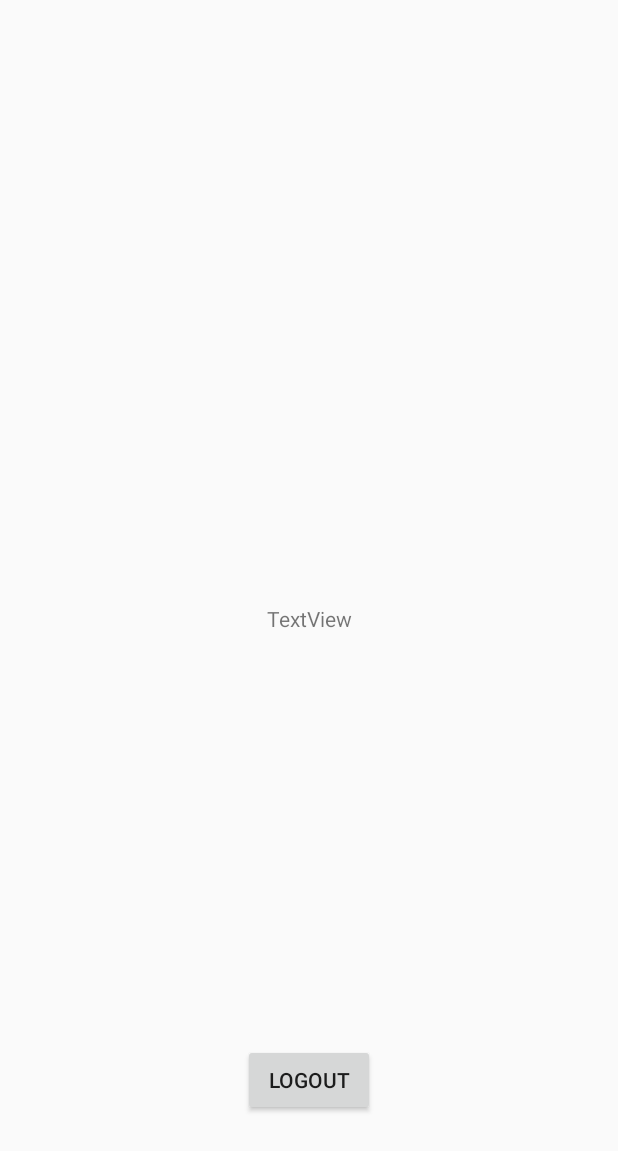
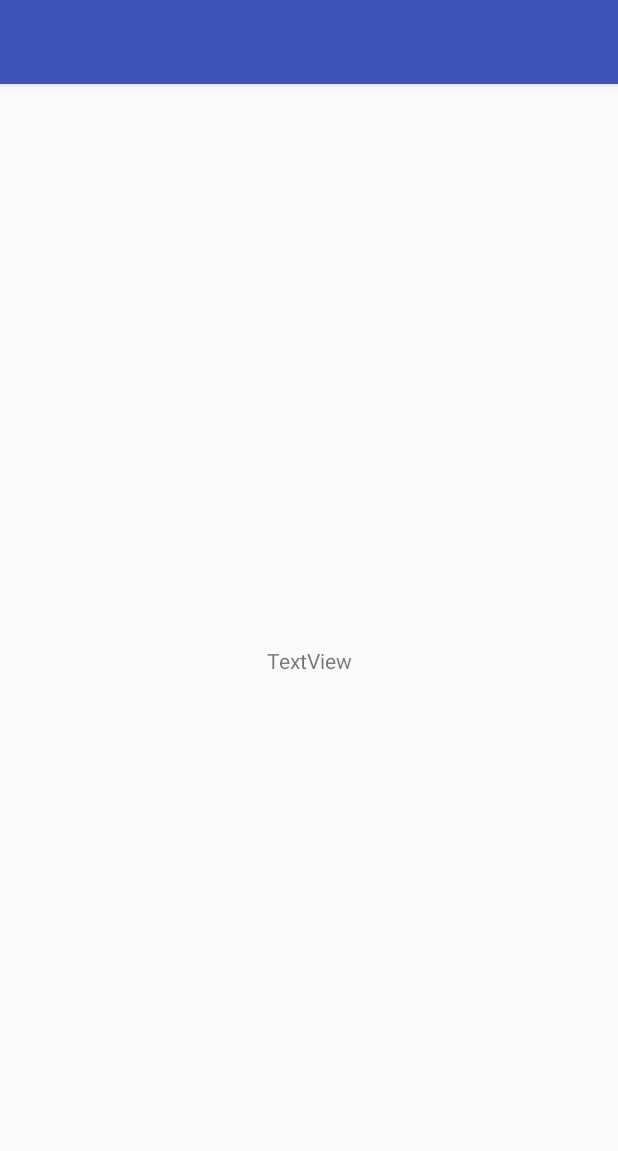
Before and after one commit to dhavalshah05/kotlin-chat, an Android app: the layout activity_home.xml on its own in the app's theme, with its tools: preview values and no code run, on a phone screen of 412 x 824 dp. Shown: the top 1151 px of the screen. Run offline under Robolectric (Android 15) with nearby library versions, the phone set to English and light mode, and no system bars.

Commit message:
Adds support for vector graphics. Adds logout functionality.

```diff
--- a/app/build.gradle
+++ b/app/build.gradle
@@ -15,6 +15,7 @@ android {
         versionCode 1
         versionName "1.0"
         testInstrumentationRunner "android.support.test.runner.AndroidJUnitRunner"
+        vectorDrawables.useSupportLibrary = true
     }
     buildTypes {
         release {
@@ -32,6 +33,7 @@ dependencies {
     implementation 'com.android.support.constraint:constraint-layout:1.1.3'
     implementation 'com.android.support:exifinterface:27.1.1'
     implementation 'com.android.support:animated-vector-drawable:27.1.1'
+    implementation 'com.android.support:support-vector-drawable:27.1.1'
 
     // Dagger2
     implementation 'com.google.dagger:dagger:2.17'
--- a/app/src/main/java/com/itgosolutions/kotlinchat/ui/login/LoginActivity.kt
+++ b/app/src/main/java/com/itgosolutions/kotlinchat/ui/login/LoginActivity.kt
@@ -76,12 +76,12 @@ class LoginActivity : BaseActivity(), LoginContract.View {
         showShortToast(errorMessage)
     }
 
-    override fun onLoginSuccess() {
+    override fun startHomeScreen() {
         HomeActivity.start(this)
         finish()
     }
 
-    override fun onLoginFailure(errorMessage: String) {
+    override fun showLoginError(errorMessage: String) {
         showShortToast(errorMessage)
     }
 
--- a/app/src/main/java/com/itgosolutions/kotlinchat/ui/login/LoginContract.kt
+++ b/app/src/main/java/com/itgosolutions/kotlinchat/ui/login/LoginContract.kt
@@ -11,8 +11,8 @@ interface LoginContract {
         fun disableRegisterInfoContainer()
         fun showEmailError(errorMessage: String)
         fun showPasswordError(errorMessage: String)
-        fun onLoginSuccess()
-        fun onLoginFailure(errorMessage: String)
+        fun startHomeScreen()
+        fun showLoginError(errorMessage: String)
     }
 
     interface Presenter {
--- a/app/src/main/java/com/itgosolutions/kotlinchat/ui/login/LoginPresenter.kt
+++ b/app/src/main/java/com/itgosolutions/kotlinchat/ui/login/LoginPresenter.kt
@@ -78,11 +78,11 @@ class LoginPresenter(private val _auth: FirebaseAuth,
 
     private fun showSuccess() {
         stopLoading()
-        _view?.onLoginSuccess()
+        _view?.startHomeScreen()
     }
 
     private fun showFailure(errorMessage: String) {
         stopLoading()
-        _view?.onLoginFailure(errorMessage)
+        _view?.showLoginError(errorMessage)
     }
 }
--- a/app/src/main/java/com/itgosolutions/kotlinchat/ui/register/RegisterContract.kt
+++ b/app/src/main/java/com/itgosolutions/kotlinchat/ui/register/RegisterContract.kt
@@ -14,8 +14,8 @@ interface RegisterContract {
         fun showUsernameError(errorMessage: String)
         fun showEmailError(errorMessage: String)
         fun showPasswordError(errorMessage: String)
-        fun onRegisterSuccess()
-        fun onRegisterFailure(errorMessage: String)
+        fun startHomeScreen()
+        fun showRegistrationError(errorMessage: String)
     }
 
     interface Presenter {
--- a/app/src/main/java/com/itgosolutions/kotlinchat/ui/register/RegisterPresenter.kt
+++ b/app/src/main/java/com/itgosolutions/kotlinchat/ui/register/RegisterPresenter.kt
@@ -146,11 +146,11 @@ class RegisterPresenter(private val _auth: FirebaseAuth,
 
     private fun showSuccess() {
         stopLoading()
-        _view?.onRegisterSuccess()
+        _view?.startHomeScreen()
     }
 
     private fun showFailure(errorMessage: String) {
         stopLoading()
-        _view?.onRegisterFailure(errorMessage)
+        _view?.showRegistrationError(errorMessage)
     }
 }
--- /dev/null
+++ b/app/src/main/res/drawable/ic_logout.xml
@@ -0,0 +1,5 @@
+<vector android:height="24dp" android:tint="#FFFFFF"
+    android:viewportHeight="24.0" android:viewportWidth="24.0"
+    android:width="24dp" xmlns:android="http://schemas.android.com/apk/res/android">
+    <path android:fillColor="#FF000000" android:pathData="M10.09,15.59L11.5,17l5,-5 -5,-5 -1.41,1.41L12.67,11H3v2h9.67l-2.58,2.59zM19,3H5c-1.11,0 -2,0.9 -2,2v4h2V5h14v14H5v-4H3v4c0,1.1 0.89,2 2,2h14c1.1,0 2,-0.9 2,-2V5c0,-1.1 -0.9,-2 -2,-2z"/>
+</vector>
--- a/app/src/main/res/layout/activity_home.xml
+++ b/app/src/main/res/layout/activity_home.xml
@@ -5,6 +5,18 @@
     android:layout_width="match_parent"
     android:layout_height="match_parent"
     tools:context=".ui.home.HomeActivity">
+
+    <android.support.design.widget.AppBarLayout
+        android:id="@+id/appBarLayout"
+        android:layout_width="match_parent"
+        android:layout_height="wrap_content"
+        app:layout_constraintEnd_toEndOf="parent"
+        app:layout_constraintStart_toStartOf="parent"
+        app:layout_constraintTop_toTopOf="parent">
+
+        <include layout="@layout/toolbar" />
+
+    </android.support.design.widget.AppBarLayout>
 
     <TextView
         android:id="@+id/usernameTextVIew"
@@ -14,21 +26,10 @@
         android:layout_marginEnd="8dp"
         android:layout_marginStart="8dp"
         android:layout_marginTop="8dp"
-        tools:text="TextView"
         app:layout_constraintBottom_toBottomOf="parent"
         app:layout_constraintEnd_toEndOf="parent"
         app:layout_constraintStart_toStartOf="parent"
-        app:layout_constraintTop_toTopOf="parent" />
+        app:layout_constraintTop_toBottomOf="@+id/appBarLayout"
+        tools:text="TextView" />
 
-    <Button
-        android:id="@+id/logoutButton"
-        android:layout_width="wrap_content"
-        android:layout_height="wrap_content"
-        android:layout_marginBottom="80dp"
-        android:layout_marginEnd="8dp"
-        android:layout_marginStart="8dp"
-        android:text="@string/logout_button"
-        app:layout_constraintBottom_toBottomOf="parent"
-        app:layout_constraintEnd_toEndOf="parent"
-        app:layout_constraintStart_toStartOf="parent" />
 </android.support.constraint.ConstraintLayout>
--- /dev/null
+++ b/app/src/main/res/layout/toolbar.xml
@@ -0,0 +1,11 @@
+<?xml version="1.0" encoding="utf-8"?>
+<android.support.v7.widget.Toolbar xmlns:android="http://schemas.android.com/apk/res/android"
+    xmlns:app="http://schemas.android.com/apk/res-auto"
+    android:id="@+id/toolbar"
+    android:layout_width="match_parent"
+    android:layout_height="?attr/actionBarSize"
+    android:background="?attr/colorPrimary"
+    android:theme="@style/ThemeOverlay.AppCompat.Dark.ActionBar"
+    app:popupTheme="@style/ThemeOverlay.AppCompat.Light">
+
+</android.support.v7.widget.Toolbar>
--- a/app/src/main/res/values/strings.xml
+++ b/app/src/main/res/values/strings.xml
@@ -11,4 +11,5 @@
     <string name="new_user_text_view">New User?</string>
     <string name="login_button">Login</string>
     <string name="logout_button">Logout</string>
+    <string name="logout_menu">Logout</string>
 </resources>
```
Also changed, not shown: app/src/main/java/com/itgosolutions/kotlinchat/ui/home/HomeActivity.kt (+24 -1 lines), app/src/main/java/com/itgosolutions/kotlinchat/ui/register/RegisterActivity.kt (+4 -9 lines), app/src/main/res/menu/home_screen_menu.xml (added, +10 -0 lines).
